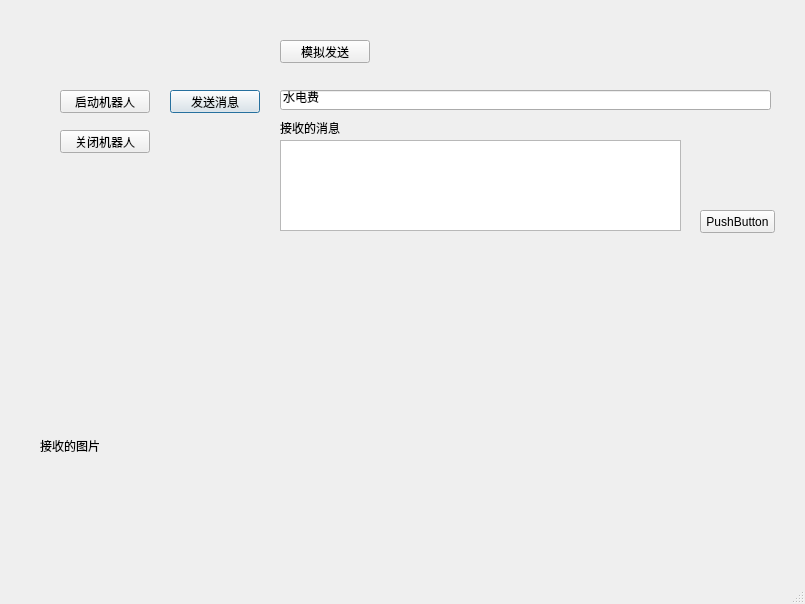
This is Actions_ui.ui in ocean998/Meter_Parameters as Qt 5 draws it before an edit. The edited form follows.
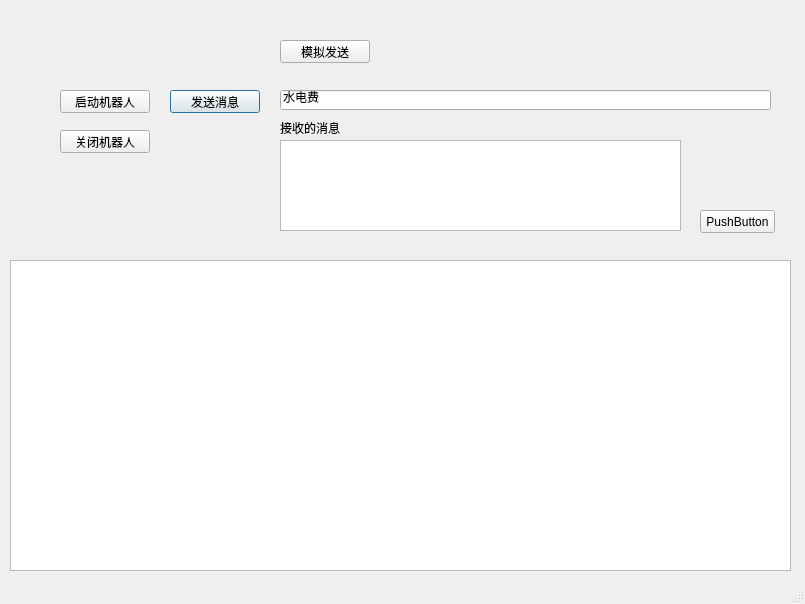
This is the edited form.

What changed in the file:
```diff
--- a/Actions_ui.ui
+++ b/Actions_ui.ui
@@ -95,19 +95,6 @@
      <string>接收的消息</string>
     </property>
    </widget>
-   <widget class="QLabel" name="label_2">
-    <property name="geometry">
-     <rect>
-      <x>40</x>
-      <y>310</y>
-      <width>731</width>
-      <height>271</height>
-     </rect>
-    </property>
-    <property name="text">
-     <string>接收的图片</string>
-    </property>
-   </widget>
    <widget class="QPushButton" name="pushButton_5">
     <property name="geometry">
      <rect>
@@ -134,6 +121,16 @@
      <string>关闭机器人</string>
     </property>
    </widget>
+   <widget class="QGraphicsView" name="graphicsView">
+    <property name="geometry">
+     <rect>
+      <x>10</x>
+      <y>260</y>
+      <width>781</width>
+      <height>311</height>
+     </rect>
+    </property>
+   </widget>
   </widget>
   <widget class="QStatusBar" name="statusbar"/>
  </widget>
```
